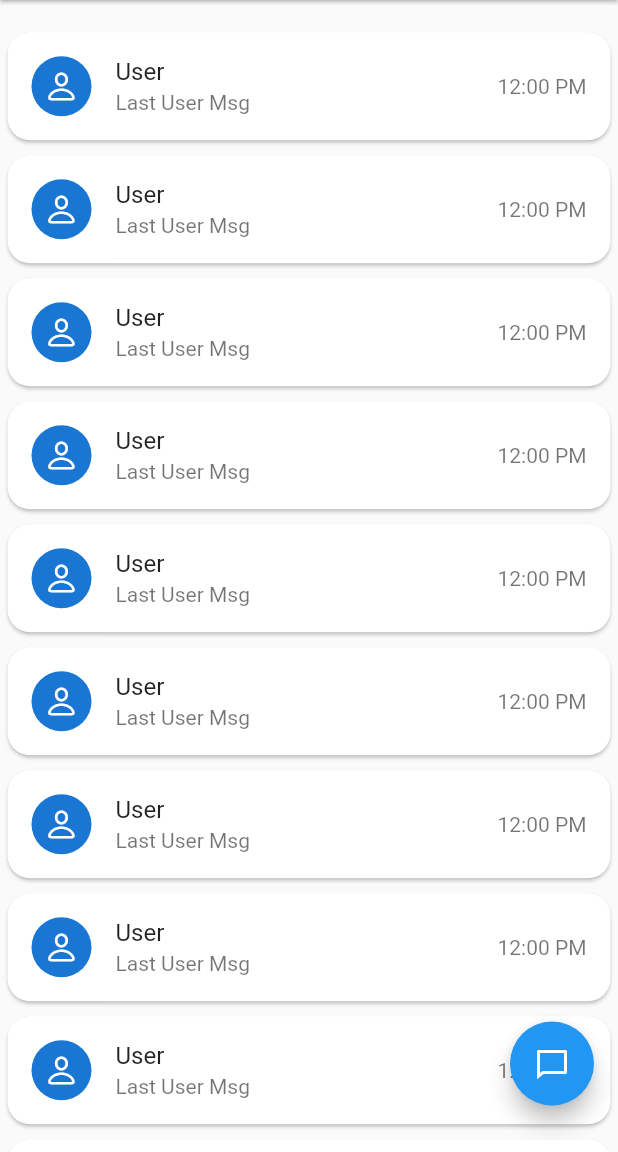
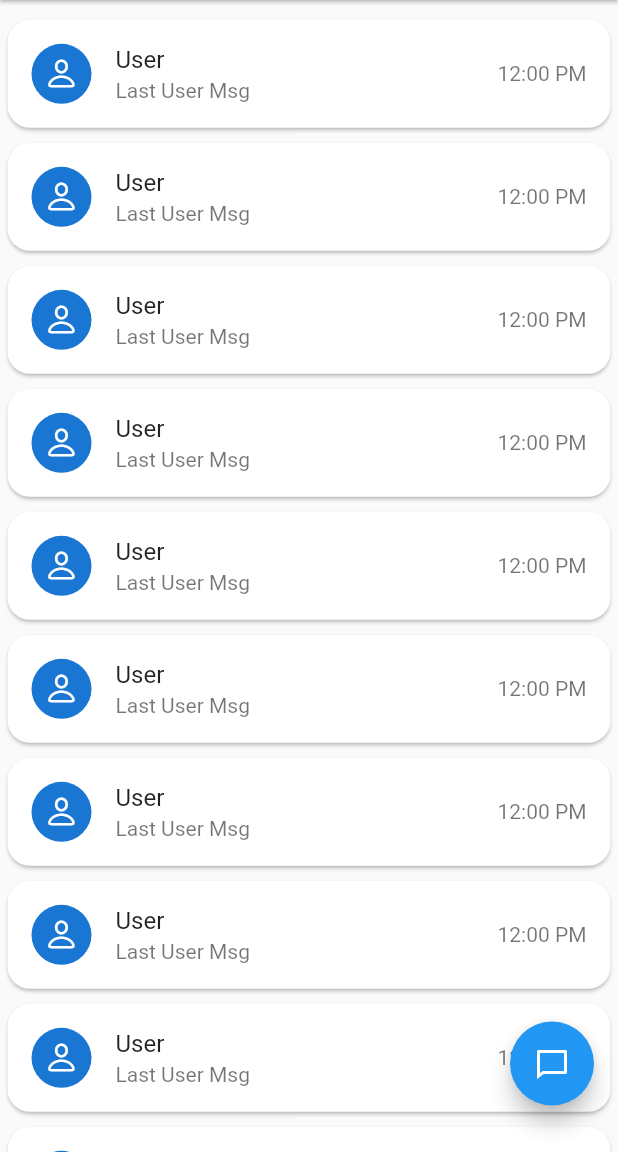
Before and after one commit to Avinash174/CHAT-CONNECTOR, a Flutter app: the screen it shows after launch, on a phone screen of 412 x 824 dp, the part 84-1236 px from its top. Run offline on Flutter 3.47's test engine with Material 2 defaults, Android fonts, the light colour scheme and no system bars; our stand-ins replace firebase_auth, firebase_core, google_sign_in, remixicon; accounts and stored records are empty.

Commit message:
new changes add

```diff
--- a/lib/screens/home_screen.dart
+++ b/lib/screens/home_screen.dart
@@ -50,7 +50,7 @@ class _HomeScreenState extends State<HomeScreen> {
         ),
         body: ListView.builder(
           padding: EdgeInsets.only(
-            top: mq.height * 0.02,
+            top: mq.height * 0.01,
           ),
           physics: const BouncingScrollPhysics(),
           itemCount: 15,
```
